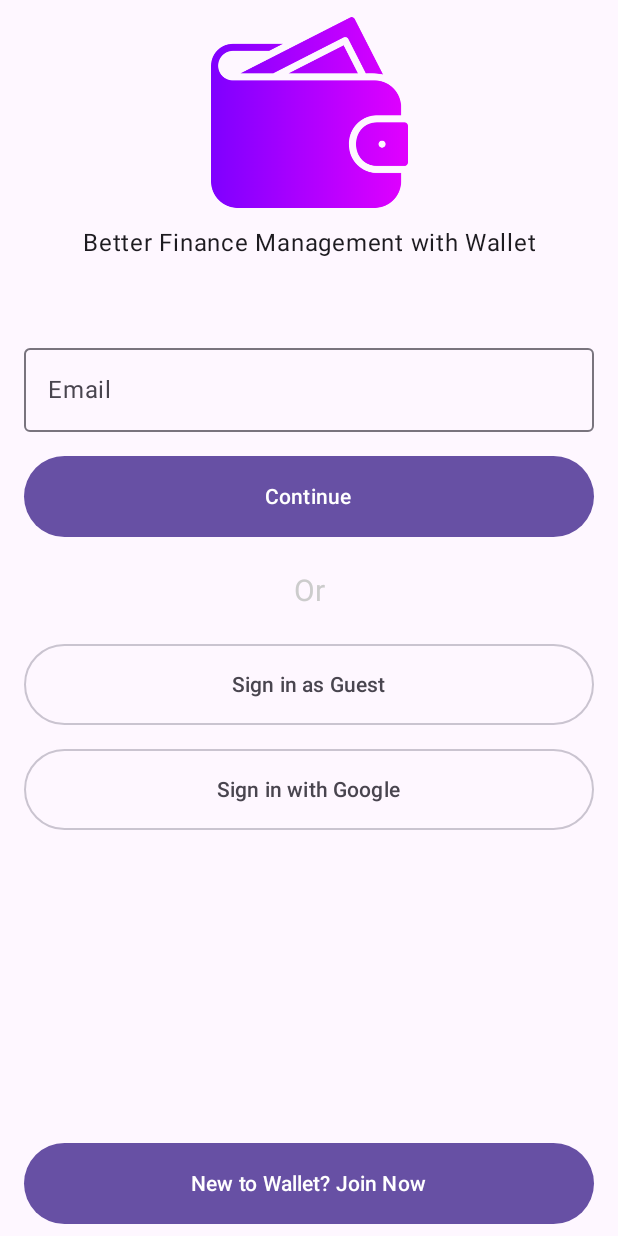
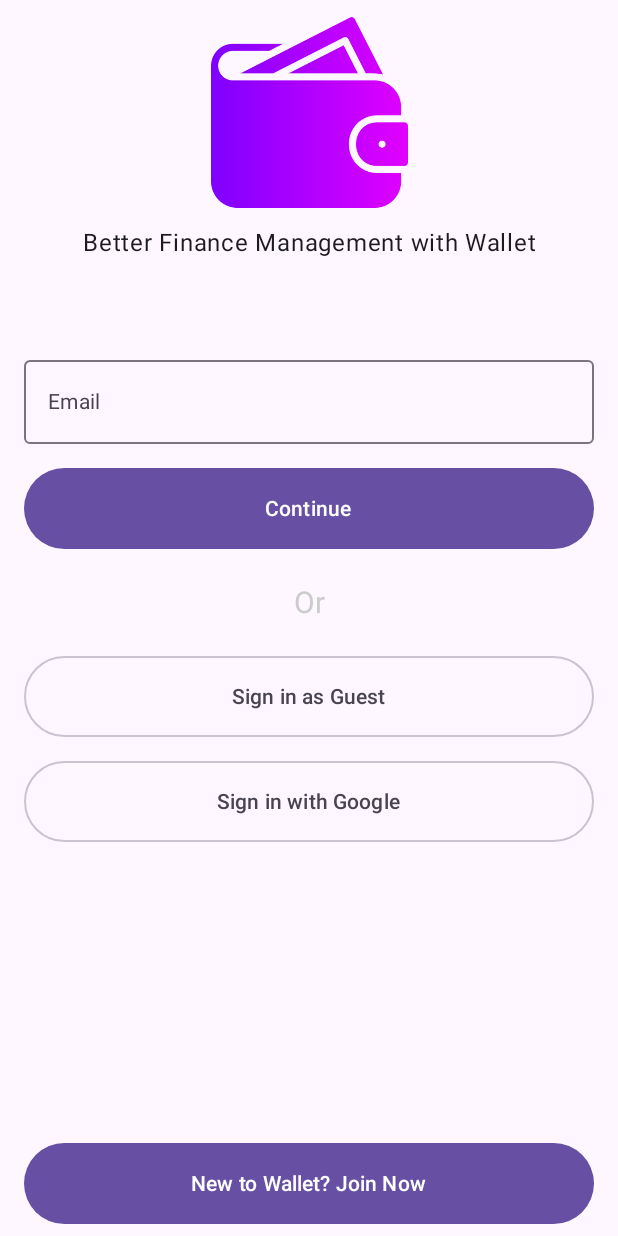
Before and after one commit to joelmuraguri/Expense-Tracker, an Android app built with Jetpack Compose: the @Preview function SplashPreview, on a phone screen of 412 x 824 dp. Run offline under Robolectric (Android 15) with nearby library versions, the phone set to English and light mode, and no system bars.

Commit message:
edit text field composable

```diff
--- a/core/design/src/main/java/com/joel/design/components/WalletTextField.kt
+++ b/core/design/src/main/java/com/joel/design/components/WalletTextField.kt
@@ -28,7 +28,8 @@ import com.joel.design.WalletIcons
 @Composable
 fun EmailField(
     email : String,
-    onEmailValue : (String) -> Unit
+    onEmailValue : (String) -> Unit,
+    modifier : Modifier = Modifier
 ){
 
     OutlinedTextField(
@@ -36,9 +37,9 @@ fun EmailField(
         onValueChange = {
             onEmailValue(it)
         },
-        modifier = Modifier
-            .padding(horizontal = 16.dp, vertical = 8.dp,)
-            .fillMaxSize(),
+        modifier = modifier
+            .padding(horizontal = 16.dp, vertical = 8.dp)
+            .fillMaxWidth(),
         textStyle = MaterialTheme.typography.bodyMedium,
         keyboardOptions = KeyboardOptions.Default.copy(
             imeAction = ImeAction.Done,
@@ -49,8 +50,10 @@ fun EmailField(
                 KeyboardActions()
             }
         ),
-        placeholder = {
-            Text(text = stringResource(id = R.string.email_placeholder))
+        label = {
+            Text(
+                text = stringResource(id = R.string.email_placeholder),
+                style = MaterialTheme.typography.bodyMedium)
         })
 
 }
@@ -66,7 +69,7 @@ fun NameField(
             onNameValue(it)
         },
         modifier = Modifier
-            .fillMaxSize(),
+            .fillMaxWidth(),
         textStyle = MaterialTheme.typography.bodyMedium,
         keyboardOptions = KeyboardOptions.Default.copy(
             imeAction = ImeAction.Done,
@@ -77,9 +80,10 @@ fun NameField(
                 KeyboardActions()
             }
         ),
-        placeholder ={
+        label ={
             Text(text = stringResource(id = R.string.name_placeholder))
         }
+
         )
 }
 
@@ -99,6 +103,7 @@ fun PasswordField(
             onPasswordValue(it)
         },
         modifier = modifier
+            .padding(horizontal = 16.dp, vertical = 8.dp)
             .fillMaxWidth(),
         textStyle = MaterialTheme.typography.bodyMedium,
         trailingIcon = {
@@ -130,8 +135,10 @@ fun PasswordField(
                 KeyboardActions()
             }
         ),
-        placeholder ={
-            Text(text = stringResource(id = placeholder))
+        label ={
+            Text(
+                text = stringResource(id = placeholder),
+                style = MaterialTheme.typography.bodyMedium)
         }
     )
 }
```
